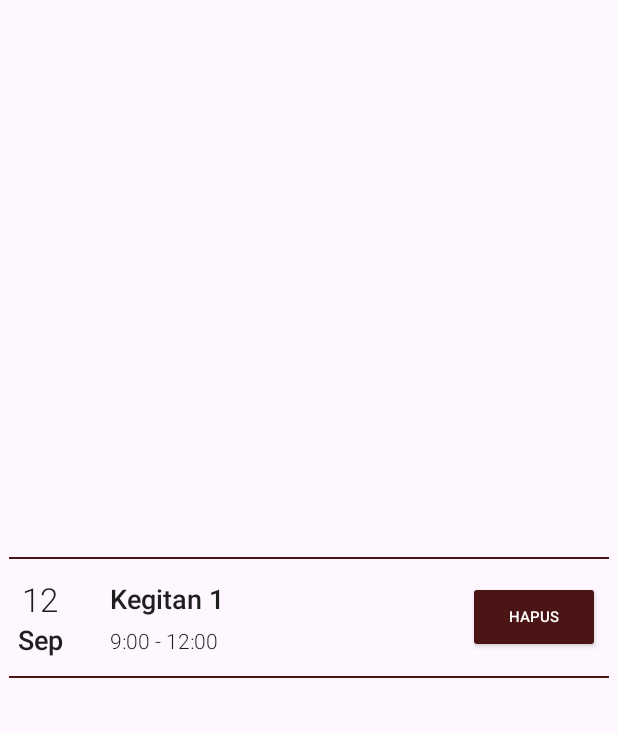
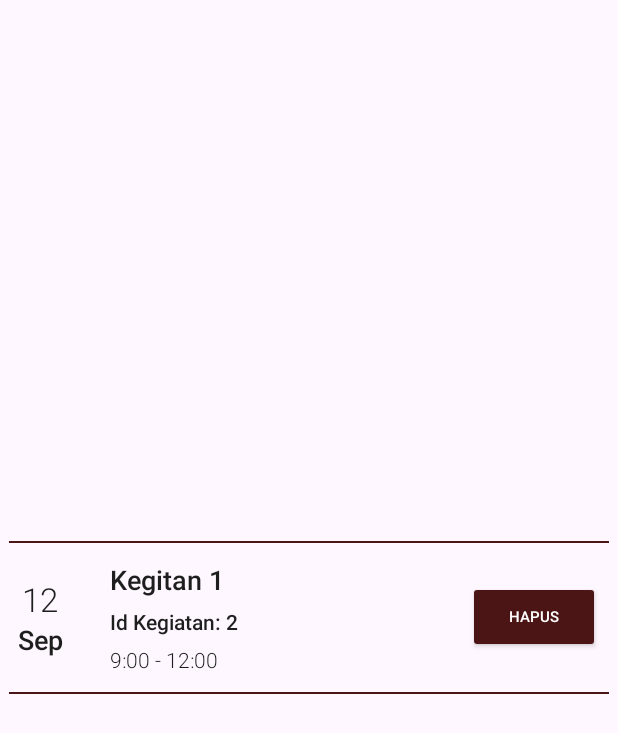
Before and after one commit to Monica255/Church-Project, an Android app: the layout item_event.xml on its own in the app's theme, with its tools: preview values and no code run, on a phone screen of 412 x 824 dp. Shown: the top 733 px of the screen. Run offline under Robolectric (Android 15) with nearby library versions, the phone set to English and light mode, and no system bars.

Commit message:
- Add id_event for admin

```diff
--- a/app/src/main/java/com/example/churchproject/ui/event/EventAdapter.kt
+++ b/app/src/main/java/com/example/churchproject/ui/event/EventAdapter.kt
@@ -37,6 +37,7 @@ class EventAdapter (private val role:String,private val onDelete: (String)->Unit
             binding.tvEvent.text = event.nama_kegiatan
             binding.tvTime.text = event.jam_mulai+" - "+event.jam_berakhir
             binding.tvDate.text = date.date
+            binding.tvId.text = "ID Kegiatan: ${event.id_kegiatan}"
             binding.tvMonth.text = date.month
             binding.btnDelete.setOnClickListener {
                 onDelete.invoke(event.id_kegiatan.toString())
@@ -44,8 +45,10 @@ class EventAdapter (private val role:String,private val onDelete: (String)->Unit
 
             if(role=="admin"){
                 binding.btnDelete.visibility = View.VISIBLE
+                binding.llIdEvent.visibility = View.VISIBLE
             }else{
                 binding.btnDelete.visibility = View.GONE
+                binding.llIdEvent.visibility = View.GONE
             }
         }
     }
--- a/app/src/main/res/layout/item_event.xml
+++ b/app/src/main/res/layout/item_event.xml
@@ -60,6 +60,27 @@
                 android:layout_height="match_parent"
                 android:text="Kegitan 1"
                 android:textStyle="bold" />
+
+            <LinearLayout
+                tools:visibility="visible"
+                android:visibility="gone"
+                android:id="@+id/ll_id_event"
+                android:orientation="vertical"
+                android:layout_width="wrap_content"
+                android:layout_height="wrap_content">
+                <Space
+                    android:layout_width="wrap_content"
+                    android:layout_height="6dp"
+                    android:layout_weight="1" />
+                <TextView
+                    android:id="@+id/tv_id"
+                    android:textStyle="bold"
+                    style="@style/SubTitleText"
+                    android:layout_width="wrap_content"
+                    android:layout_height="match_parent"
+                    android:text="Id Kegiatan: 2" />
+            </LinearLayout>
+
             <Space
                 android:layout_width="wrap_content"
                 android:layout_height="6dp"
```
